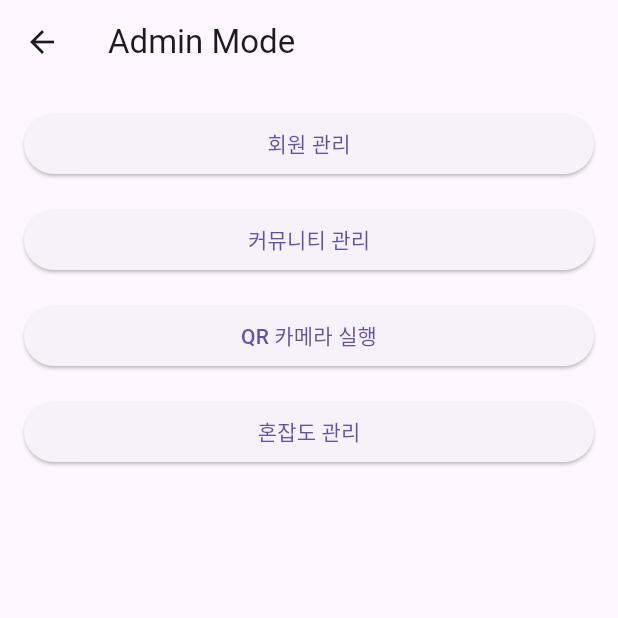
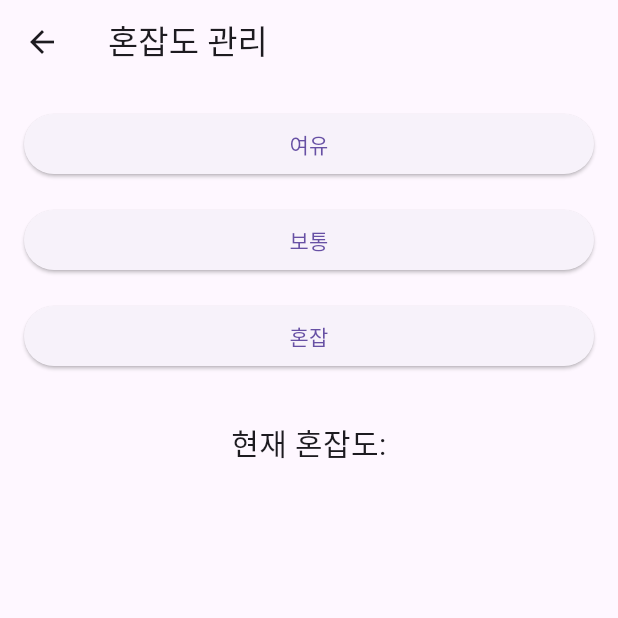
Before and after one commit to KwonYongHoun/Capstone3, a Flutter app: the AdminModeHomePage screen opened directly, after a tap on "혼잡도 관리", on a phone screen of 412 x 824 dp, the top half of it. Run offline on Flutter 3.47's test engine with Material 3 defaults, Android fonts, the light colour scheme and no system bars; our stand-ins replace fl_chart, qr_flutter, sqflite, table_calendar; missing offline and left inert: flutter_barcode_scanner; accounts and stored records are empty.

Commit message:
혼잡도 관리 완료

```diff
--- a/lib/Kwon/AdminMain.dart
+++ b/lib/Kwon/AdminMain.dart
@@ -1,6 +1,7 @@
 import 'package:flutter/material.dart';
 import 'package:flutter_barcode_scanner/flutter_barcode_scanner.dart';
 import 'package:health/Kwon/MemberMain.dart';
+import 'Congestion.dart';
 
 //관리자모드 페이지
 class AdminModeApp extends StatelessWidget {
@@ -61,7 +62,10 @@ class AdminModeHomePage extends StatelessWidget {
             SizedBox(height: 16),
             ElevatedButton(
               onPressed: () {
-                // Navigate to Congestion Management Page
+                Navigator.push(
+                  context,
+                  MaterialPageRoute(builder: (context) => CongestionPage()),
+                );
               },
               child: Text('혼잡도 관리'),
             ),
--- /dev/null
+++ b/lib/Kwon/Congestion.dart
@@ -0,0 +1,65 @@
+import 'package:flutter/material.dart';
+
+class CongestionPage extends StatefulWidget {
+  @override
+  _CongestionPageState createState() => _CongestionPageState();
+}
+
+String congestionChange = '';
+
+class _CongestionPageState extends State<CongestionPage> {
+  @override
+  Widget build(BuildContext context) {
+    return Scaffold(
+      appBar: AppBar(
+        title: Text('혼잡도 관리'),
+      ),
+      body: Padding(
+        padding: const EdgeInsets.all(16.0),
+        child: Column(
+          crossAxisAlignment: CrossAxisAlignment.stretch,
+          children: [
+            ElevatedButton(
+              onPressed: () {
+                setState(() {
+                  congestionChange = '여유';
+                });
+                print('여유');
+                print('Congestion: $congestionChange');
+              },
+              child: Text('여유'),
+            ),
+            SizedBox(height: 16),
+            ElevatedButton(
+              onPressed: () {
+                setState(() {
+                  congestionChange = '보통';
+                });
+                print('보통');
+                print('Congestion: $congestionChange');
+              },
+              child: Text('보통'),
+            ),
+            SizedBox(height: 16),
+            ElevatedButton(
+              onPressed: () {
+                setState(() {
+                  congestionChange = '혼잡';
+                });
+                print('혼잡');
+                print('Congestion: $congestionChange');
+              },
+              child: Text('혼잡'),
+            ),
+            SizedBox(height: 32),
+            Text(
+              '현재 혼잡도: $congestionChange',
+              style: TextStyle(fontSize: 20),
+              textAlign: TextAlign.center,
+            ),
+          ],
+        ),
+      ),
+    );
+  }
+}
--- a/lib/Kwon/SearchMember.dart
+++ b/lib/Kwon/SearchMember.dart
@@ -35,7 +35,7 @@ class _SearchDialogState extends State<SearchDialog> {
       actions: [
         ElevatedButton(
           onPressed: () async {
-            // 검색 버튼을 눌렀을 때의 로직입니다.
+            // 검색 버튼을 눌렀을 때의 로직
             // Member 데이터베이스에서 검색어와 일치하는 회원을 찾습니다.
             List<Member> matchingMembers =
                 await DatabaseHelper.searchMembers(_searchQuery);
--- a/lib/Park/homescreen.dart
+++ b/lib/Park/homescreen.dart
@@ -1,6 +1,7 @@
 import 'package:flutter/material.dart';
 import 'package:qr_flutter/qr_flutter.dart';
 import 'loginpage.dart'; // enteredId 변수가 여기서 선언된 것으로 가정
+import '../Kwon/Congestion.dart';
 
 class HomeScreen extends StatefulWidget {
   @override
@@ -8,7 +9,7 @@ class HomeScreen extends StatefulWidget {
 }
 
 class _HomeScreenState extends State<HomeScreen> {
-  String congestion = '여유';
+  String congestion = congestionChange;
   String Id = enteredId;
 
   @override
```
Also changed, not shown: 1 other file.
